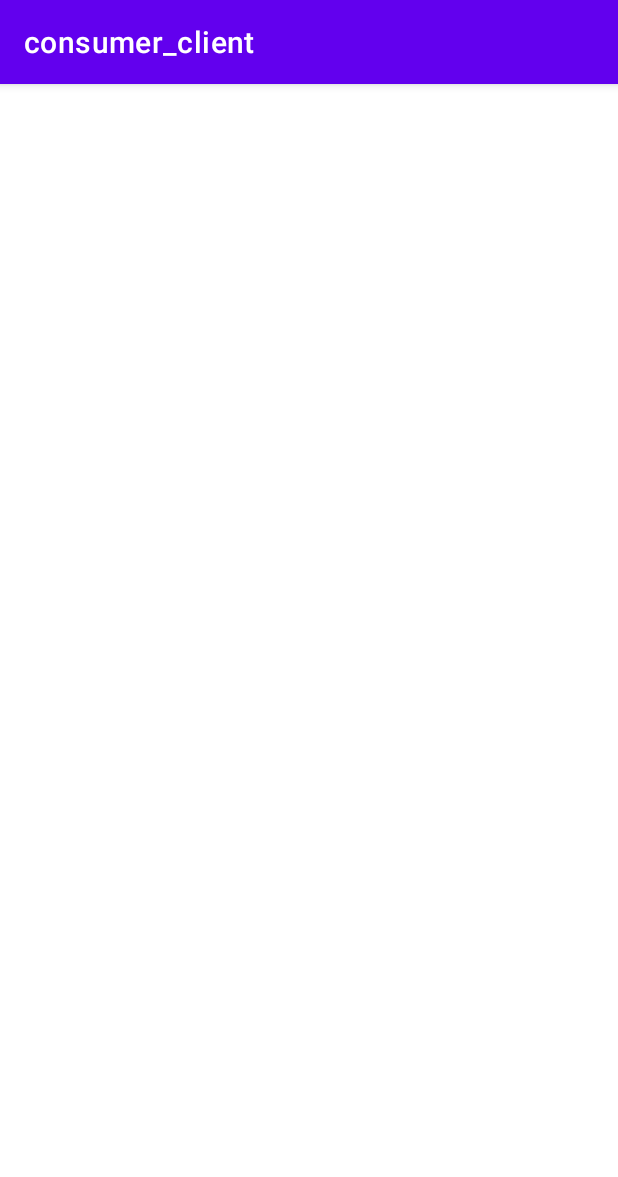
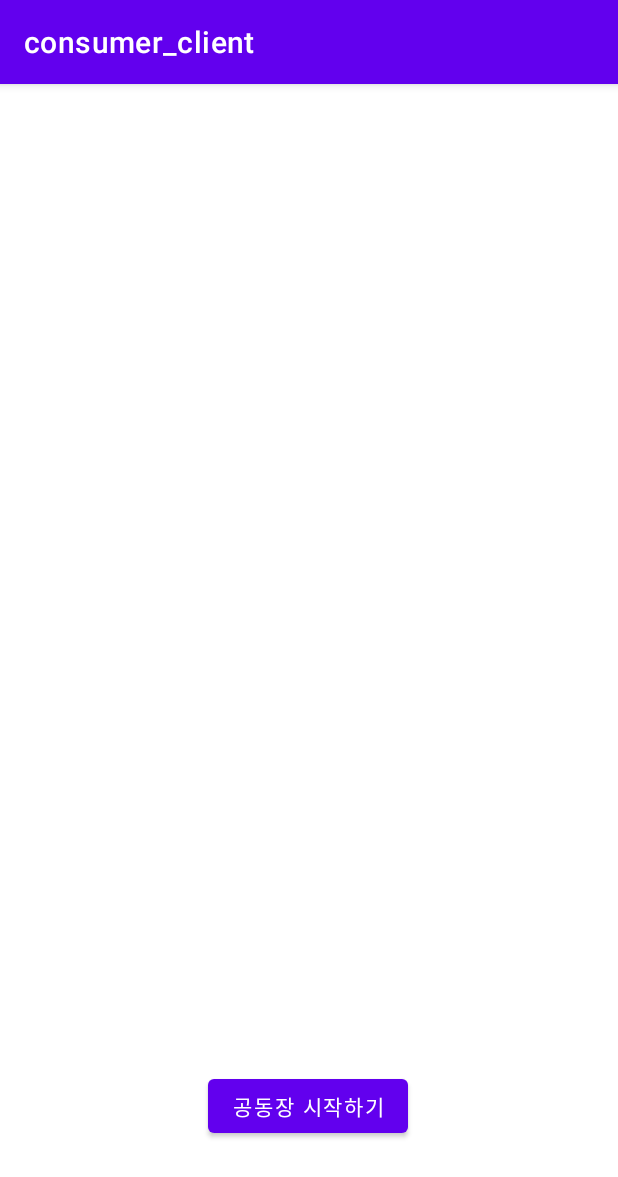
Before and after one commit to Gongdongjang/consumer_client, an Android app: the StartActivity screen opened directly, with no data from a screen before it, on a phone screen of 412 x 824 dp. Shown: the top 1177 px of the screen. Run offline under Robolectric (Android 15) with nearby library versions, the phone set to English and light mode, and no system bars.

Commit message:
[기타] StartActivity+ xml파일 수정

```diff
--- a/app/src/main/java/com/example/consumer_client/user/StartActivity.java
+++ b/app/src/main/java/com/example/consumer_client/user/StartActivity.java
@@ -1,15 +1,28 @@
 package com.example.consumer_client.user;
 
+import android.content.Intent;
 import android.os.Bundle;
+import android.widget.Button;
 
 import androidx.appcompat.app.AppCompatActivity;
 
+import com.example.consumer_client.MainActivity;
 import com.example.consumer_client.R;
 
 public class StartActivity extends AppCompatActivity {
+    Button startGdjang; //회원가입 끝나고 홈화면 바로가기? or 로그인하러가기
+
     @Override
     protected void onCreate(Bundle savedInstanceState) {
         super.onCreate(savedInstanceState);
         setContentView(R.layout.activity_start);
+
+        startGdjang=findViewById(R.id.btn_startGdjang);
+        startGdjang.setOnClickListener(v -> {
+            Intent intent=new Intent(this, MainActivity.class); //로그인화면or 메인화면으로 이동
+            startActivity(intent);
+        });
+
+
     }
 }
--- a/app/src/main/res/layout/activity_start.xml
+++ b/app/src/main/res/layout/activity_start.xml
@@ -1,6 +1,32 @@
 <?xml version="1.0" encoding="utf-8"?>
 <androidx.constraintlayout.widget.ConstraintLayout xmlns:android="http://schemas.android.com/apk/res/android"
+    xmlns:app="http://schemas.android.com/apk/res-auto"
+    xmlns:tools="http://schemas.android.com/tools"
     android:layout_width="match_parent"
     android:layout_height="match_parent">
 
+    <Button
+        android:id="@+id/btn_startGdjang"
+        android:layout_width="wrap_content"
+        android:layout_height="wrap_content"
+        android:text="공동장 시작하기"
+        app:layout_constraintBottom_toBottomOf="parent"
+        app:layout_constraintEnd_toEndOf="parent"
+        app:layout_constraintHorizontal_bias="0.498"
+        app:layout_constraintStart_toStartOf="parent"
+        app:layout_constraintTop_toTopOf="parent"
+        app:layout_constraintVertical_bias="0.913" />
+
+    <ImageView
+        android:id="@+id/imageView"
+        android:layout_width="wrap_content"
+        android:layout_height="wrap_content"
+        app:layout_constraintBottom_toTopOf="@+id/btn_startGdjang"
+        app:layout_constraintEnd_toEndOf="parent"
+        app:layout_constraintHorizontal_bias="0.512"
+        app:layout_constraintStart_toStartOf="parent"
+        app:layout_constraintTop_toTopOf="parent"
+        app:layout_constraintVertical_bias="0.171"
+        tools:srcCompat="@tools:sample/avatars" />
+
 </androidx.constraintlayout.widget.ConstraintLayout>
```
